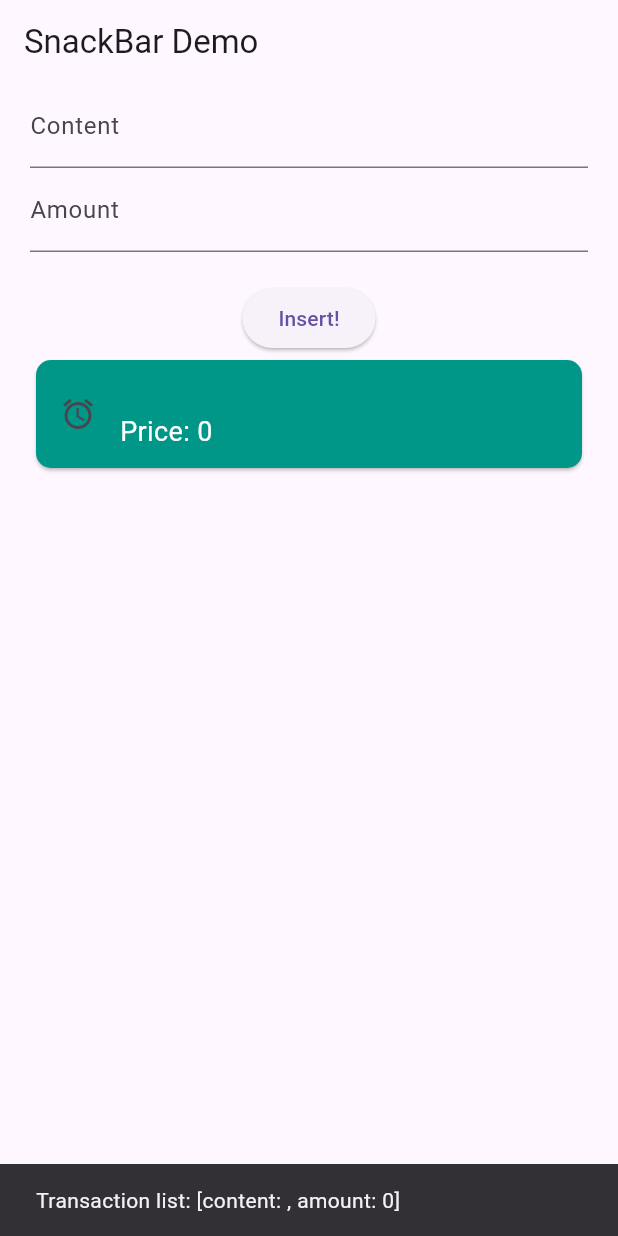
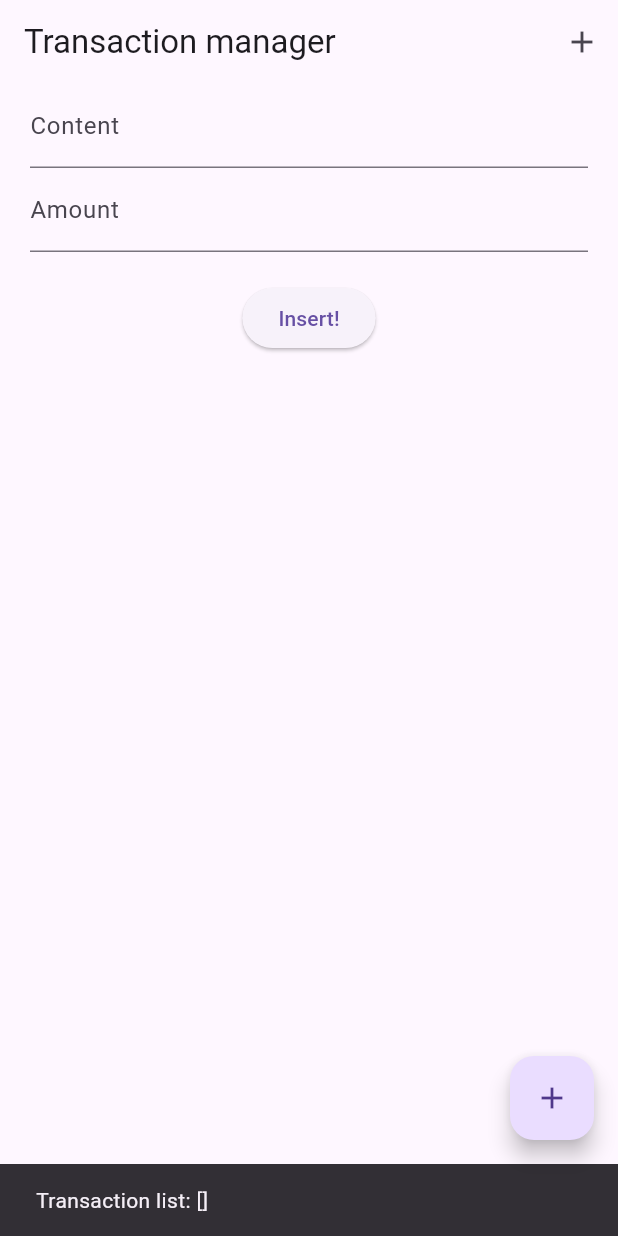
Before and after one commit to nguyenhuyttns/Flutter, a Flutter app: the screen it shows after launch, after a tap on "Insert!", on a phone screen of 412 x 824 dp. Run offline on Flutter 3.47's test engine with Material 3 defaults, Android fonts, the phone set to English and light mode, and no system bars.

Commit message:
Tuy bien appbar va float action button

```diff
--- a/myapp/lib/MyApp.dart
+++ b/myapp/lib/MyApp.dart
@@ -19,14 +19,50 @@ class _MyApp extends State<MyApp> {
   Transaction _transaction = Transaction(content: "", amount: 0);
   final List<Transaction> _transactions = List.empty(growable: true);
 
+  void _insetTransaction() {
+    if (_transaction.content.isEmpty ||
+        _transaction.amount == 0 ||
+        _transaction.amount.isNaN) {
+      return;
+    }
+
+    _transactions.add(Transaction(
+      content: _transaction.content,
+      amount: _transaction.amount,
+    ));
+
+    // Đặt lại _transaction và các TextField
+    _transaction = Transaction(content: "", amount: 0);
+    _contentController.text = "";
+    _amountController.text = "";
+  }
+
   @override
   Widget build(BuildContext context) {
     return MaterialApp(
       debugShowCheckedModeBanner: false,
       home: Scaffold(
         appBar: AppBar(
-          title: const Text("SnackBar Demo"),
+          title: const Text("Transaction manager"),
+          actions: [
+            IconButton(
+              onPressed: () {
+                setState(() {
+                  _insetTransaction();
+                });
+              },
+              icon: Icon(Icons.add),
+            ),
+          ],
         ),
+        floatingActionButton: FloatingActionButton(
+            tooltip: "Add transaction",
+            child: Icon(Icons.add),
+            onPressed: () {
+              setState(() {
+                _insetTransaction();
+              });
+            }),
         body: SafeArea(
           // Vùng an toàn để không đụng vào layout
           minimum: const EdgeInsets.only(
@@ -60,16 +96,7 @@ class _MyApp extends State<MyApp> {
                   builder: (context) => ElevatedButton(
                     onPressed: () {
                       setState(() {
-                        // Tạo một bản sao mới của _transaction và thêm vào danh sách
-                        _transactions.add(Transaction(
-                          content: _transaction.content,
-                          amount: _transaction.amount,
-                        ));
-
-                        // Đặt lại _transaction và các TextField
-                        _transaction = Transaction(content: "", amount: 0);
-                        _contentController.text = "";
-                        _amountController.text = "";
+                        this._insetTransaction();
                       });
 
                       //display the list below
```
